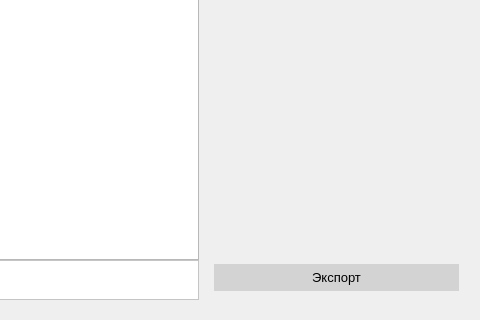
The window that desktop_app/design/dataset_page.ui (ivansoya/neural-master) describes before a commit, drawn with Qt 5; both pictures show x 908 to 1388 and y 541 to 861 of the 1388 by 861 pixel window.
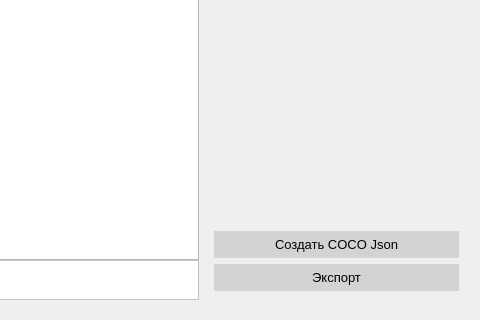
The same window after the commit. Custom widgets are drawn as their Qt base class.

What changed in the file:
```diff
--- a/desktop_app/design/dataset_page.ui
+++ b/desktop_app/design/dataset_page.ui
@@ -485,6 +485,18 @@
            </property>
           </spacer>
          </item>
+         <item>
+          <widget class="QPushButton" name="button_to_coco">
+           <property name="font">
+            <font>
+             <pointsize>10</pointsize>
+            </font>
+           </property>
+           <property name="text">
+            <string>Создать COCO Json</string>
+           </property>
+          </widget>
+         </item>
          <item>
           <widget class="QPushButton" name="button_export">
            <property name="font">
```
